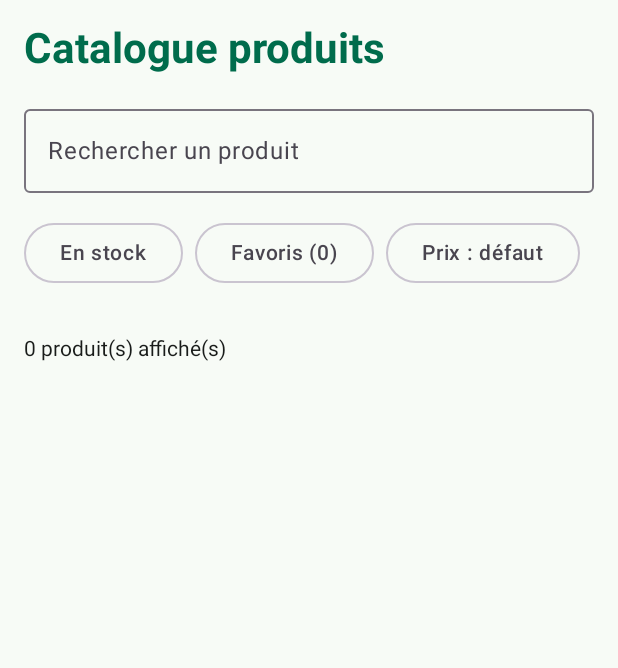
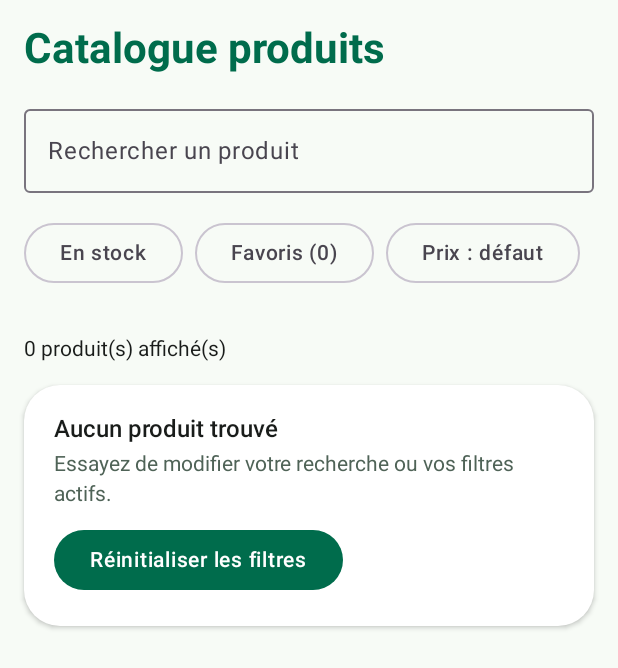
Before and after one commit to hugo-ry02/tpJetpackCompose, an Android app built with Jetpack Compose: the composable ProductCatalogScreen called with empty values, on a phone screen of 412 x 824 dp. Shown: the top 668 px of the screen. Run offline under Robolectric (Android 15) with nearby library versions, the phone set to English and light mode, and no system bars.

Commit message:
feat(autonomie): ajout de l'état vide, réinitialisation des filtres, captures TP11 et README complet

```diff
--- a/app/src/main/kotlin/com/example/productexplorer/ui/catalog/ProductCatalogScreen.kt
+++ b/app/src/main/kotlin/com/example/productexplorer/ui/catalog/ProductCatalogScreen.kt
@@ -184,6 +184,43 @@ fun ProductListItem(
 }
 
 @Composable
+fun EmptyCatalogCard(
+    onResetFilters: () -> Unit,
+    modifier: Modifier = Modifier
+) {
+    Card(
+        modifier = modifier.fillMaxWidth(),
+        shape = MaterialTheme.shapes.large,
+        colors = CardDefaults.cardColors(
+            containerColor = MaterialTheme.colorScheme.surface
+        ),
+        elevation = CardDefaults.cardElevation(
+            defaultElevation = 2.dp
+        )
+    ) {
+        Column(
+            modifier = Modifier.padding(20.dp)
+        ) {
+            Text(
+                text = "Aucun produit trouvé",
+                style = MaterialTheme.typography.titleMedium,
+                color = MaterialTheme.colorScheme.onSurface
+            )
+            Spacer(modifier = Modifier.height(6.dp))
+            Text(
+                text = "Essayez de modifier votre recherche ou vos filtres actifs.",
+                style = MaterialTheme.typography.bodyMedium,
+                color = MaterialTheme.colorScheme.secondary
+            )
+            Spacer(modifier = Modifier.height(12.dp))
+            Button(onClick = onResetFilters) {
+                Text(text = "Réinitialiser les filtres")
+            }
+        }
+    }
+}
+
+@Composable
 fun ProductCatalogContainer(
     onProductClick: (ProductUi) -> Unit,
     modifier: Modifier = Modifier,
@@ -206,6 +243,7 @@ fun ProductCatalogContainer(
         onCyclePriceSort = viewModel::onCyclePriceSort,
         favoriteProductIds = uiState.favoriteProductIds,
         onFavoriteClick = viewModel::onFavoriteClick,
+        onResetFilters = viewModel::onResetFilters,
         onProductClick = onProductClick,
         modifier = modifier
     )
@@ -227,9 +265,16 @@ fun ProductCatalogScreen(
     onCyclePriceSort: () -> Unit,
     favoriteProductIds: List<Int>,
     onFavoriteClick: (Int) -> Unit,
+    onResetFilters: () -> Unit,
     onProductClick: (ProductUi) -> Unit,
     modifier: Modifier = Modifier
 ) {
+    val hasActiveFilters = searchQuery.isNotBlank() ||
+        selectedCategory != null ||
+        showOnlyInStock ||
+        showOnlyFavorites ||
+        priceSortOrder != PriceSortOrder.NONE
+
     LazyColumn(
         modifier = modifier
             .fillMaxSize()
@@ -277,13 +322,26 @@ fun ProductCatalogScreen(
         }
 
         item {
+            Row(modifier = Modifier.fillMaxWidth()) {
                 Text(
                     text = "${products.size} produit(s) affiché(s)",
                     style = MaterialTheme.typography.bodyMedium,
-                color = MaterialTheme.colorScheme.onBackground
+                    color = MaterialTheme.colorScheme.onBackground,
+                    modifier = Modifier.weight(1f)
                 )
+                if (hasActiveFilters) {
+                    OutlinedButton(onClick = onResetFilters) {
+                        Text(text = "Réinitialiser")
+                    }
+                }
+            }
         }
 
+        if (products.isEmpty()) {
+            item {
+                EmptyCatalogCard(onResetFilters = onResetFilters)
+            }
+        } else {
             items(
                 items = products,
                 key = { product -> product.id }
@@ -298,6 +356,7 @@ fun ProductCatalogScreen(
                         onProductClick(product)
                     }
                 )
+            }
         }
     }
 }
@@ -324,6 +383,7 @@ fun ProductCatalogScreenLightPreview() {
             onCyclePriceSort = {},
             favoriteProductIds = listOf(1),
             onFavoriteClick = {},
+            onResetFilters = {},
             onProductClick = {}
         )
     }
@@ -351,6 +411,7 @@ fun ProductCatalogScreenDarkPreview() {
             onCyclePriceSort = {},
             favoriteProductIds = listOf(2),
             onFavoriteClick = {},
+            onResetFilters = {},
             onProductClick = {}
         )
     }
```
Also changed, not shown: app/src/main/kotlin/com/example/productexplorer/ui/catalog/ProductCatalogViewModel.kt (+13 -0 lines), 3 other files. Lines whose indentation alone changed are shown as unchanged.
